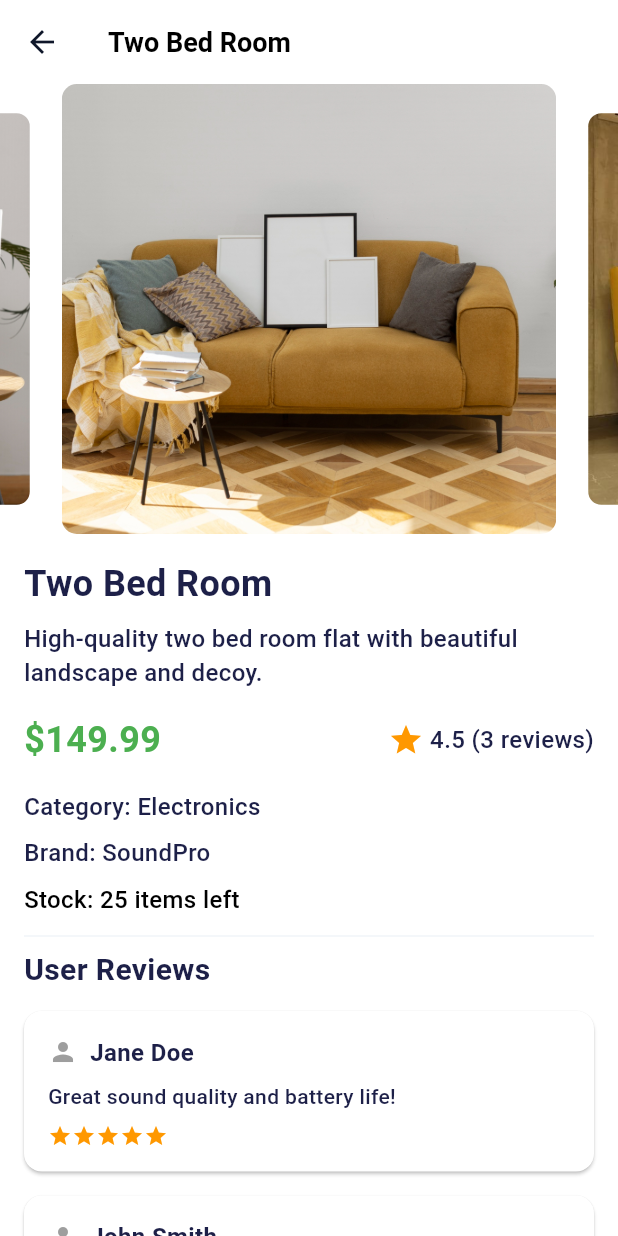
After one commit to DaZealous/Flutter-Test-Primed-E-Health, a Flutter app: the ProductDetailScreen screen opened by its route, on a phone screen of 412 x 824 dp. The commit adds this screen. Run offline on Flutter 3.47's test engine with Material 3 defaults, Android fonts, the phone set to English and light mode, and no system bars; drawn by our look-alikes of carousel_slider; our stand-ins replace cached_network_image, flutter_hooks, flutter_riverpod, flutter_svg, get_it, hooks_riverpod and 2 more; Roboto replaces fonts that are missing (Sfpro).

Commit message:
product detail, login widget and unit testing

```diff
--- /dev/null
+++ b/lib/core/utils/constants.dart
@@ -0,0 +1,40 @@
+import 'package:flutter_assessment/core/utils/assets_data.dart';
+
+class Constants {
+  static getMockedJson() {
+    return {
+      "id": 1,
+      "name": "Two Bed Room",
+      "description":
+          "High-quality two bed room flat with beautiful landscape and decoy.",
+      "price": 149.99,
+      "images": [
+        AssetsData.imageTile1.absolutePath,
+        AssetsData.imageTile2.absolutePath,
+        AssetsData.imageTile3.absolutePath,
+        AssetsData.imageTile4.absolutePath,
+      ],
+      "rating": 4.5,
+      "reviews": [
+        {
+          "user": "Jane Doe",
+          "comment": "Great sound quality and battery life!",
+          "rating": 5
+        },
+        {
+          "user": "John Smith",
+          "comment": "Comfortable but slightly overpriced.",
+          "rating": 4
+        },
+        {
+          "user": "Emily Johnson",
+          "comment": "Amazing noise cancellation!",
+          "rating": 5
+        }
+      ],
+      "stock": 25,
+      "category": "Electronics",
+      "brand": "SoundPro"
+    };
+  }
+}
--- /dev/null
+++ b/lib/data/models/product_model.dart
@@ -0,0 +1,43 @@
+import 'package:flutter_assessment/data/models/review_model.dart';
+
+class ProductModel {
+  final int id;
+  final String name;
+  final String description;
+  final double price;
+  final List<String> images;
+  final double rating;
+  final List<ReviewModel> reviews;
+  final int stock;
+  final String category;
+  final String brand;
+
+  ProductModel({
+    required this.id,
+    required this.name,
+    required this.description,
+    required this.price,
+    required this.images,
+    required this.rating,
+    required this.reviews,
+    required this.stock,
+    required this.category,
+    required this.brand,
+  });
+
+  // Factory constructor to create a Product from JSON
+  factory ProductModel.fromJson(Map<String, dynamic> json) {
+    return ProductModel(
+      id: json['id'],
+      name: json['name'],
+      description: json['description'],
+      price: json['price'].toDouble(),
+      images: List<String>.from(json['images']),
+      rating: json['rating'].toDouble(),
+      reviews: (json['reviews'] as List).map((review) => ReviewModel.fromJson(review)).toList(),
+      stock: json['stock'],
+      category: json['category'],
+      brand: json['brand'],
+    );
+  }
+}
--- /dev/null
+++ b/lib/data/models/review_model.dart
@@ -0,0 +1,19 @@
+class ReviewModel {
+  final String user;
+  final String comment;
+  final int rating;
+
+  ReviewModel({
+    required this.user,
+    required this.comment,
+    required this.rating,
+  });
+
+  factory ReviewModel.fromJson(Map<String, dynamic> json) {
+    return ReviewModel(
+      user: json['user'],
+      comment: json['comment'],
+      rating: json['rating'],
+    );
+  }
+}
--- a/lib/presentation/auth/login/login_screen.dart
+++ b/lib/presentation/auth/login/login_screen.dart
@@ -4,12 +4,11 @@ import 'package:flutter_assessment/presentation/auth/login/state/login_screen_st
 import 'package:flutter_assessment/utils/theme.dart';
 import 'package:flutter_assessment/utils/validators.dart';
 import 'package:flutter_assessment/widgets/field_text.dart';
-import 'package:flutter_hooks/flutter_hooks.dart';
 import 'package:get_it/get_it.dart';
 import 'package:hooks_riverpod/hooks_riverpod.dart';
 import 'controller/login_screen_controller.dart';
 
-class LoginScreen extends HookConsumerWidget {
+class LoginScreen extends ConsumerWidget {
   LoginScreen({super.key});
 
   final formKey = GlobalKey<FormState>();
@@ -29,18 +28,6 @@ class LoginScreen extends HookConsumerWidget {
 
     final state = ref.watch(loginScreenControllerProvider);
     final controller = ref.read(loginScreenControllerProvider.notifier);
-
-    final slideUpController =
-    useAnimationController(duration: const Duration(milliseconds: 1500));
-    final slideUpAnimation = animationService.createSlideAnimation(slideUpController, 0.0, 1.0);
-
-    useEffect(() {
-      Future.delayed(
-        const Duration(milliseconds: 1000),
-      ).whenComplete(() => slideUpController.forward());
-      return null;
-    }, []);
-
 
     return Scaffold(
       backgroundColor: AppColors.primary,
@@ -82,9 +69,7 @@ class LoginScreen extends HookConsumerWidget {
                 // const Spacer(),
                 Column(
                   children: [
-                    SlideTransition(
-                      position: slideUpAnimation,
-                      child: DecoratedBox(
+                    DecoratedBox(
                       decoration: const BoxDecoration(
                         color: AppColors.white,
                         borderRadius: BorderRadius.vertical(
@@ -93,14 +78,16 @@ class LoginScreen extends HookConsumerWidget {
                       ),
                       child: Padding(
                         padding: const EdgeInsets.all(24),
+                        child: SingleChildScrollView(
                           child: Column(
                             children: [
                               const SizedBox(height: 16),
                               FieldText(
                                 labelText: 'Email address',
-                                hintText: 'Input your registered email or phone ',
+                                hintText:
+                                    'Input your registered email or phone ',
                                 controller: emailController,
-                                onChanged: (String? value){
+                                onChanged: (String? value) {
                                   formKey.currentState?.validate();
                                 },
                                 validator: (value) =>
@@ -110,7 +97,7 @@ class LoginScreen extends HookConsumerWidget {
                               FieldText(
                                 hintText: 'Input your password account',
                                 labelText: 'Password',
-                                onChanged: (String? value){
+                                onChanged: (String? value) {
                                   formKey.currentState?.validate();
                                   controller.updatePasswordValid(value);
                                 },
@@ -126,7 +113,8 @@ class LoginScreen extends HookConsumerWidget {
                               _buildPasswordErrorWidget(textTheme, state),
                               const SizedBox(height: 14),
                               Row(
-                                mainAxisAlignment: MainAxisAlignment.spaceBetween,
+                                mainAxisAlignment:
+                                    MainAxisAlignment.spaceBetween,
                                 children: [
                                   Checkbox(
                                     activeColor: AppColors.primary,
@@ -145,7 +133,8 @@ class LoginScreen extends HookConsumerWidget {
                               const SizedBox(height: 14),
                               ElevatedButton(
                                 onPressed: () {
-                                  if(formKey.currentState?.validate() ?? false){
+                                  if (formKey.currentState?.validate() ??
+                                      false) {
                                     controller.navigateToHome(context);
                                   }
                                 },
@@ -172,17 +161,14 @@ class LoginScreen extends HookConsumerWidget {
 
   Widget _buildPasswordErrorWidget(textTheme, state) {
     return Padding(
-      padding:
-      const EdgeInsets.symmetric(horizontal: 10.0),
+      padding: const EdgeInsets.symmetric(horizontal: 10.0),
       child: Row(
         children: [
           Container(
             width: 10,
             height: 10,
             decoration: BoxDecoration(
-                color: state.passwordValid
-                    ? Colors.green
-                    : Colors.red,
+                color: state.passwordValid ? Colors.green : Colors.red,
                 shape: BoxShape.circle),
           ),
           const SizedBox(
@@ -191,21 +177,15 @@ class LoginScreen extends HookConsumerWidget {
           Text(
             'At least 8 characters',
             style: textTheme.labelMedium?.copyWith(
-              color: state.passwordValid
-                  ? Colors.green
-                  : Colors.red,
+              color: state.passwordValid ? Colors.green : Colors.red,
             ),
           ),
           const SizedBox(
             width: 5,
           ),
           Icon(
-            state.passwordValid
-                ? Icons.check
-                : Icons.close,
-            color: state.passwordValid
-                ? Colors.green
-                : Colors.red,
+            state.passwordValid ? Icons.check : Icons.close,
+            color: state.passwordValid ? Colors.green : Colors.red,
             size: 20,
           )
         ],
--- a/lib/presentation/dashboard_page/widgets/tile.dart
+++ b/lib/presentation/dashboard_page/widgets/tile.dart
@@ -1,6 +1,8 @@
 import 'package:flutter/material.dart';
 import 'package:flutter_assessment/core/animation/animation_service.dart';
+import 'package:flutter_assessment/routes/routes.dart';
 import 'package:flutter_assessment/utils/theme.dart';
+import 'package:flutter_assessment/widgets/custom_dialogs.dart';
 import 'package:flutter_assessment/widgets/custom_image_view.dart';
 import 'package:flutter_hooks/flutter_hooks.dart';
 import 'package:get_it/get_it.dart';
@@ -37,11 +39,22 @@ class Tile extends HookWidget {
     useEffect(() {
       Future.delayed(
         const Duration(milliseconds: 1000),
-      ).whenComplete(() => slideController.forward().then((_) => fadeController.forward()));
+      ).whenComplete(() =>
+          slideController.forward().then((_) => fadeController.forward()));
       return null;
     }, []);
 
-    final child = Stack(
+    final child = InkWell(
+      onTap: () {
+        CustomDialogs.showLoadingBar(context);
+        Future.delayed(const Duration(seconds: 2)).whenComplete(() {
+          if (context.mounted) {
+            Navigator.of(context).pop();
+            Navigator.of(context).pushNamed(AppRoutes.productDetailScreen);
+          }
+        });
+      },
+      child: Stack(
         children: [
           Positioned(
             bottom: 0.0,
@@ -79,9 +92,10 @@ class Tile extends HookWidget {
                           child: Text(
                             'Gladkova St., 5',
                             overflow: TextOverflow.ellipsis,
-                          style: Theme.of(context).textTheme.titleSmall?.copyWith(
-                            color: Colors.white
-                          ),
+                            style: Theme.of(context)
+                                .textTheme
+                                .titleSmall
+                                ?.copyWith(color: Colors.white),
                           ),
                         ),
                       ),
@@ -110,6 +124,7 @@ class Tile extends HookWidget {
             ),
           ),
         ],
+      ),
     );
     return child;
   }
--- /dev/null
+++ b/lib/presentation/product_detail/product_detail_screen.dart
@@ -0,0 +1,168 @@
+import 'package:carousel_slider/carousel_slider.dart';
+import 'package:flutter/material.dart';
+import 'package:flutter_assessment/core/utils/constants.dart';
+import 'package:flutter_assessment/data/models/product_model.dart';
+import 'package:flutter_assessment/widgets/custom_image_view.dart';
+
+class ProductDetailScreen extends StatelessWidget {
+  final ProductModel product = ProductModel.fromJson(Constants.getMockedJson());
+
+  ProductDetailScreen({super.key});
+
+  @override
+  Widget build(BuildContext context) {
+    return Scaffold(
+      appBar: AppBar(
+        title: Text(product.name),
+      ),
+      body: SingleChildScrollView(
+        child: Column(
+          crossAxisAlignment: CrossAxisAlignment.stretch,
+          children: [
+            // Carousel Slider
+            CarouselSlider(
+              options: CarouselOptions(
+                height: 300.0,
+                enlargeCenterPage: true,
+                autoPlay: true,
+                aspectRatio: 16 / 9,
+                autoPlayCurve: Curves.fastOutSlowIn,
+                enableInfiniteScroll: true,
+                autoPlayAnimationDuration: const Duration(milliseconds: 800),
+                viewportFraction: 0.8,
+              ),
+              items: product.images.map((imageUrl) {
+                return CustomImageView(
+                  width: double.infinity,
+                  height: double.infinity,
+                  imagePath: imageUrl,
+                  fit: BoxFit.cover,
+                  radius: BorderRadius.circular(10),
+                );
+              }).toList(),
+            ),
+            // Product Information
+            Padding(
+              padding: const EdgeInsets.all(16.0),
+              child: Column(
+                crossAxisAlignment: CrossAxisAlignment.start,
+                children: [
+                  Text(
+                    product.name,
+                    style: const TextStyle(
+                      fontSize: 24.0,
+                      fontWeight: FontWeight.bold,
+                    ),
+                  ),
+                  const SizedBox(height: 8.0),
+                  Text(
+                    product.description,
+                    style: const TextStyle(fontSize: 16.0),
+                  ),
+                  const SizedBox(height: 16.0),
+                  Row(
+                    mainAxisAlignment: MainAxisAlignment.spaceBetween,
+                    children: [
+                      Text(
+                        '\$${product.price.toStringAsFixed(2)}',
+                        style: const TextStyle(
+                          fontSize: 24.0,
+                          fontWeight: FontWeight.bold,
+                          color: Colors.green,
+                        ),
+                      ),
+                      Row(
+                        children: [
+                          const Icon(Icons.star, color: Colors.orange),
+                          const SizedBox(width: 4),
+                          Text(
+                              '${product.rating} (${product.reviews.length} reviews)'),
+                        ],
+                      ),
+                    ],
+                  ),
+                  const SizedBox(height: 16.0),
+                  Text(
+                    'Category: ${product.category}',
+                    style: const TextStyle(fontSize: 16.0),
+                  ),
+                  const SizedBox(height: 8.0),
+                  Text(
+                    'Brand: ${product.brand}',
+                    style: const TextStyle(fontSize: 16.0),
+                  ),
+                  const SizedBox(height: 8.0),
+                  Text(
+                    'Stock: ${product.stock} items left',
+                    style: TextStyle(
+                      fontSize: 16.0,
+                      color: product.stock > 0 ? Colors.black : Colors.red,
+                    ),
+                  ),
+                  const SizedBox(height: 5.0),
+                  const Divider(),
+                  const Text(
+                    'User Reviews',
+                    style:
+                        TextStyle(fontSize: 20.0, fontWeight: FontWeight.bold),
+                  ),
+                  const SizedBox(height: 5.0),
+                  ListView.builder(
+                    shrinkWrap: true,
+                    physics: const NeverScrollableScrollPhysics(),
+                    itemCount: product.reviews.length,
+                    itemBuilder: (context, index) {
+                      final review = product.reviews[index];
+                      return Card(
+                        margin: const EdgeInsets.symmetric(vertical: 8.0),
+                        child: Padding(
+                          padding: const EdgeInsets.all(16.0),
+                          child: Column(
+                            crossAxisAlignment: CrossAxisAlignment.start,
+                            children: [
+                              Row(
+                                children: [
+                                  const Icon(Icons.person,
+                                      size: 20.0, color: Colors.grey),
+                                  const SizedBox(width: 8.0),
+                                  Text(
+                                    review.user,
+                                    style: const TextStyle(
+                                      fontSize: 16.0,
+                                      fontWeight: FontWeight.bold,
+                                    ),
+                                  ),
+                                ],
+                              ),
+                              const SizedBox(height: 8.0),
+                              Text(
+                                review.comment,
+                                style: const TextStyle(fontSize: 14.0),
+                              ),
+                              const SizedBox(height: 8.0),
+                              Row(
+                                children: List.generate(5, (starIndex) {
+                                  return Icon(
+                                    starIndex < review.rating
+                                        ? Icons.star
+                                        : Icons.star_border,
+                                    size: 16.0,
+                                    color: Colors.orange,
+                                  );
+                                }),
+                              ),
+                            ],
+                          ),
+                        ),
+                      );
+                    },
+                  ),
+                ],
+              ),
+            ),
+          ],
+        ),
+      ),
+    );
+  }
+}
--- a/lib/routes/routes.dart
+++ b/lib/routes/routes.dart
@@ -1,6 +1,7 @@
 import 'package:flutter/material.dart';
 import 'package:flutter_assessment/presentation/auth/login/login_screen.dart';
 import 'package:flutter_assessment/presentation/home_page/home_page.dart';
+import 'package:flutter_assessment/presentation/product_detail/product_detail_screen.dart';
 import 'package:flutter_assessment/presentation/start_up/splash_screen.dart';
 
 class AppRoutes {
@@ -9,9 +10,11 @@ class AppRoutes {
     loginScreen: (context) => LoginScreen(),
     splashScreen: (context) => const SplashScreen(),
     homeScreen: (context) => HomePage(),
+    productDetailScreen: (context) => ProductDetailScreen(),
   };
 
   static String splashScreen = '/';
   static String loginScreen = '/login_screen';
   static String homeScreen = '/home_screen';
+  static String productDetailScreen = '/product_detail_screen';
 }
--- a/pubspec.yaml
+++ b/pubspec.yaml
@@ -24,6 +24,7 @@ dependencies:
   flutter_map_location_marker: ^9.1.1
   loading_animation_widget: ^1.3.0
   hooks_riverpod: ^2.6.1
+  carousel_slider: ^5.0.0
 
 dev_dependencies:
   flutter_test:
```
Also changed, not shown: pubspec.lock, 2 other files. Lines whose indentation alone changed are shown as unchanged.
